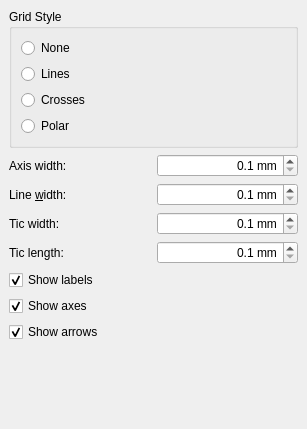
Above: kmplot/settingspagediagram.ui from KDE/kmplot before the change. Below: the same form after it.
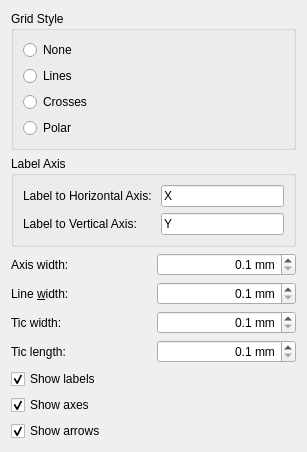
That is the form after the change. Custom widgets are drawn as their Qt base class.

Commit message: Feature: make it possible to change the labels of the coordinates Done by Filipe Saraiva during Akademy-Br, thanks a lot! CCMAIL=filip.saraiva@gmail.com

The edit to the form file:
```diff
--- a/kmplot/settingspagediagram.ui
+++ b/kmplot/settingspagediagram.ui
@@ -12,205 +12,22 @@
   <property name="windowTitle" >
    <string>Diagram</string>
   </property>
-  <layout class="QGridLayout" >
-   <property name="margin" >
-    <number>9</number>
-   </property>
-   <property name="spacing" >
-    <number>6</number>
-   </property>
-   <item row="8" column="0" >
-    <spacer>
-     <property name="orientation" >
-      <enum>Qt::Vertical</enum>
-     </property>
-     <property name="sizeHint" >
-      <size>
-       <width>20</width>
-       <height>40</height>
-      </size>
-     </property>
-    </spacer>
-   </item>
-   <item row="2" column="1" >
-    <widget class="QDoubleSpinBox" name="kcfg_GridLineWidth" >
-     <property name="alignment" >
-      <set>Qt::AlignRight</set>
-     </property>
-     <property name="suffix" >
-      <string> mm</string>
-     </property>
-     <property name="decimals" >
-      <number>1</number>
-     </property>
-     <property name="minimum" >
-      <double>0.1</double>
-     </property>
-     <property name="singleStep" >
-      <double>0.1</double>
-     </property>
-    </widget>
-   </item>
-   <item row="2" column="0" >
-    <widget class="QLabel" name="textLabel5" >
-     <property name="text" >
-      <string>Line &amp;width:</string>
-     </property>
-     <property name="buddy" >
-      <cstring>kcfg_GridLineWidth</cstring>
-     </property>
-    </widget>
-   </item>
-   <item row="4" column="1" >
-    <widget class="QDoubleSpinBox" name="kcfg_TicLength" >
-     <property name="alignment" >
-      <set>Qt::AlignRight</set>
-     </property>
-     <property name="suffix" >
-      <string> mm</string>
-     </property>
-     <property name="decimals" >
-      <number>1</number>
-     </property>
-     <property name="minimum" >
-      <double>0.1</double>
-     </property>
-     <property name="singleStep" >
-      <double>0.1</double>
-     </property>
-    </widget>
-   </item>
-   <item row="3" column="0" >
-    <widget class="QLabel" name="textLabel9" >
-     <property name="text" >
-      <string>Tic width:</string>
-     </property>
-     <property name="buddy" >
-      <cstring>kcfg_TicWidth</cstring>
-     </property>
-    </widget>
-   </item>
-   <item row="4" column="0" >
-    <widget class="QLabel" name="textLabel8_4" >
-     <property name="text" >
-      <string>Tic length:</string>
-     </property>
-     <property name="buddy" >
-      <cstring>kcfg_TicLength</cstring>
-     </property>
-    </widget>
-   </item>
-   <item row="7" column="0" colspan="2" >
-    <widget class="QCheckBox" name="kcfg_ShowArrows" >
-     <property name="toolTip" >
-      <string>visible arrows at the end of the axes</string>
-     </property>
-     <property name="whatsThis" >
-      <string>Check this if the axes should have arrows at their ends.</string>
-     </property>
-     <property name="text" >
-      <string>Show arrows</string>
-     </property>
-     <property name="checked" >
-      <bool>true</bool>
-     </property>
-    </widget>
-   </item>
-   <item row="1" column="1" >
-    <widget class="QDoubleSpinBox" name="kcfg_AxesLineWidth" >
-     <property name="alignment" >
-      <set>Qt::AlignRight</set>
-     </property>
-     <property name="suffix" >
-      <string> mm</string>
-     </property>
-     <property name="decimals" >
-      <number>1</number>
-     </property>
-     <property name="minimum" >
-      <double>0.1</double>
-     </property>
-     <property name="singleStep" >
-      <double>0.1</double>
-     </property>
-    </widget>
-   </item>
-   <item row="6" column="0" colspan="2" >
-    <widget class="QCheckBox" name="kcfg_ShowAxes" >
-     <property name="toolTip" >
-      <string>visible axes</string>
-     </property>
-     <property name="whatsThis" >
-      <string>Check this if the axes should be visible.</string>
-     </property>
-     <property name="text" >
-      <string>Show axes</string>
-     </property>
-     <property name="checked" >
-      <bool>true</bool>
-     </property>
-    </widget>
-   </item>
-   <item row="5" column="0" colspan="2" >
-    <widget class="QCheckBox" name="kcfg_ShowLabel" >
-     <property name="toolTip" >
-      <string>visible tic labels</string>
-     </property>
-     <property name="whatsThis" >
-      <string>Check this if the axes' tics should be labeled.</string>
-     </property>
-     <property name="text" >
-      <string>Show labels</string>
-     </property>
-     <property name="checked" >
-      <bool>true</bool>
-     </property>
-    </widget>
-   </item>
-   <item row="1" column="0" >
-    <widget class="QLabel" name="textLabel7" >
-     <property name="text" >
-      <string>Axis width:</string>
-     </property>
-     <property name="buddy" >
-      <cstring>kcfg_AxesLineWidth</cstring>
-     </property>
-    </widget>
-   </item>
-   <item row="3" column="1" >
-    <widget class="QDoubleSpinBox" name="kcfg_TicWidth" >
-     <property name="alignment" >
-      <set>Qt::AlignRight</set>
-     </property>
-     <property name="suffix" >
-      <string> mm</string>
-     </property>
-     <property name="decimals" >
-      <number>1</number>
-     </property>
-     <property name="minimum" >
-      <double>0.1</double>
-     </property>
-     <property name="singleStep" >
-      <double>0.1</double>
-     </property>
-    </widget>
-   </item>
-   <item row="0" column="0" colspan="2" >
-    <widget class="KButtonGroup" name="kcfg_GridStyle" >
-     <property name="title" >
+  <layout class="QGridLayout" name="gridLayout_2">
+   <item row="0" column="0" colspan="2">
+    <widget class="KButtonGroup" name="kcfg_GridStyle">
+     <property name="title">
       <string>Grid Style</string>
      </property>
-     <layout class="QVBoxLayout" >
-      <property name="margin" >
-       <number>9</number>
-      </property>
-      <property name="spacing" >
+     <layout class="QVBoxLayout">
+      <property name="spacing">
        <number>6</number>
       </property>
+      <property name="margin">
+       <number>9</number>
+      </property>
       <item>
-       <widget class="QRadioButton" name="radioButton11" >
-        <property name="whatsThis" >
+       <widget class="QRadioButton" name="radioButton11">
+        <property name="whatsThis">
          <string>No Grid will be plotted.</string>
         </property>
         <property name="text" >
@@ -219,8 +36,8 @@
        </widget>
       </item>
       <item>
-       <widget class="QRadioButton" name="radioButton12" >
-        <property name="whatsThis" >
+       <widget class="QRadioButton" name="radioButton12">
+        <property name="whatsThis">
          <string>A line for every tic.</string>
         </property>
         <property name="text" >
@@ -229,8 +46,8 @@
        </widget>
       </item>
       <item>
-       <widget class="QRadioButton" name="radioButton13" >
-        <property name="whatsThis" >
+       <widget class="QRadioButton" name="radioButton13">
+        <property name="whatsThis">
          <string>Only little crosses in the plot area.</string>
         </property>
         <property name="text" >
@@ -239,8 +56,8 @@
        </widget>
       </item>
       <item>
-       <widget class="QRadioButton" name="radioButton14" >
-        <property name="whatsThis" >
+       <widget class="QRadioButton" name="radioButton14">
+        <property name="whatsThis">
          <string>Circles around the Origin.</string>
         </property>
         <property name="text" >
@@ -251,6 +68,220 @@
      </layout>
     </widget>
    </item>
+   <item row="1" column="0" colspan="2">
+    <widget class="QGroupBox" name="groupBox">
+     <property name="title">
+      <string>Label Axis</string>
+     </property>
+     <layout class="QGridLayout" name="gridLayout">
+      <item row="0" column="0">
+       <widget class="QLabel" name="label">
+        <property name="text">
+         <string>Label to Horizontal Axis: </string>
+        </property>
+       </widget>
+      </item>
+      <item row="0" column="1">
+       <widget class="QLineEdit" name="kcfg_LabelHorizontalAxis">
+        <property name="text">
+         <string>X</string>
+        </property>
+       </widget>
+      </item>
+      <item row="1" column="0">
+       <widget class="QLabel" name="label_2">
+        <property name="text">
+         <string>Label to Vertical Axis:</string>
+        </property>
+       </widget>
+      </item>
+      <item row="1" column="1">
+       <widget class="QLineEdit" name="kcfg_LabelVerticalAxis">
+        <property name="text">
+         <string>Y</string>
+        </property>
+       </widget>
+      </item>
+     </layout>
+    </widget>
+   </item>
+   <item row="2" column="0">
+    <widget class="QLabel" name="textLabel7">
+     <property name="text">
+      <string>Axis width:</string>
+     </property>
+     <property name="buddy">
+      <cstring>kcfg_AxesLineWidth</cstring>
+     </property>
+    </widget>
+   </item>
+   <item row="2" column="1">
+    <widget class="QDoubleSpinBox" name="kcfg_AxesLineWidth">
+     <property name="alignment">
+      <set>Qt::AlignRight</set>
+     </property>
+     <property name="suffix">
+      <string> mm</string>
+     </property>
+     <property name="decimals">
+      <number>1</number>
+     </property>
+     <property name="minimum">
+      <double>0.100000000000000</double>
+     </property>
+     <property name="singleStep">
+      <double>0.100000000000000</double>
+     </property>
+    </widget>
+   </item>
+   <item row="3" column="0">
+    <widget class="QLabel" name="textLabel5">
+     <property name="text">
+      <string>Line &amp;width:</string>
+     </property>
+     <property name="buddy">
+      <cstring>kcfg_GridLineWidth</cstring>
+     </property>
+    </widget>
+   </item>
+   <item row="3" column="1">
+    <widget class="QDoubleSpinBox" name="kcfg_GridLineWidth">
+     <property name="alignment">
+      <set>Qt::AlignRight</set>
+     </property>
+     <property name="suffix">
+      <string> mm</string>
+     </property>
+     <property name="decimals">
+      <number>1</number>
+     </property>
+     <property name="minimum">
+      <double>0.100000000000000</double>
+     </property>
+     <property name="singleStep">
+      <double>0.100000000000000</double>
+     </property>
+    </widget>
+   </item>
+   <item row="4" column="0">
+    <widget class="QLabel" name="textLabel9">
+     <property name="text">
+      <string>Tic width:</string>
+     </property>
+     <property name="buddy">
+      <cstring>kcfg_TicWidth</cstring>
+     </property>
+    </widget>
+   </item>
+   <item row="4" column="1">
+    <widget class="QDoubleSpinBox" name="kcfg_TicWidth">
+     <property name="alignment">
+      <set>Qt::AlignRight</set>
+     </property>
+     <property name="suffix">
+      <string> mm</string>
+     </property>
+     <property name="decimals">
+      <number>1</number>
+     </property>
+     <property name="minimum">
+      <double>0.100000000000000</double>
+     </property>
+     <property name="singleStep">
+      <double>0.100000000000000</double>
+     </property>
+    </widget>
+   </item>
+   <item row="5" column="0">
+    <widget class="QLabel" name="textLabel8_4">
+     <property name="text">
+      <string>Tic length:</string>
+     </property>
+     <property name="buddy">
+      <cstring>kcfg_TicLength</cstring>
+     </property>
+    </widget>
+   </item>
+   <item row="5" column="1">
+    <widget class="QDoubleSpinBox" name="kcfg_TicLength">
+     <property name="alignment">
+      <set>Qt::AlignRight</set>
+     </property>
+     <property name="suffix">
+      <string> mm</string>
+     </property>
+     <property name="decimals">
+      <number>1</number>
+     </property>
+     <property name="minimum">
+      <double>0.100000000000000</double>
+     </property>
+     <property name="singleStep">
+      <double>0.100000000000000</double>
+     </property>
+    </widget>
+   </item>
+   <item row="6" column="0">
+    <widget class="QCheckBox" name="kcfg_ShowLabel">
+     <property name="toolTip">
+      <string>visible tic labels</string>
+     </property>
+     <property name="whatsThis">
+      <string>Check this if the axes' tics should be labeled.</string>
+     </property>
+     <property name="text">
+      <string>Show labels</string>
+     </property>
+     <property name="checked">
+      <bool>true</bool>
+     </property>
+    </widget>
+   </item>
+   <item row="7" column="0">
+    <widget class="QCheckBox" name="kcfg_ShowAxes">
+     <property name="toolTip">
+      <string>visible axes</string>
+     </property>
+     <property name="whatsThis">
+      <string>Check this if the axes should be visible.</string>
+     </property>
+     <property name="text">
+      <string>Show axes</string>
+     </property>
+     <property name="checked">
+      <bool>true</bool>
+     </property>
+    </widget>
+   </item>
+   <item row="8" column="0">
+    <widget class="QCheckBox" name="kcfg_ShowArrows">
+     <property name="toolTip">
+      <string>visible arrows at the end of the axes</string>
+     </property>
+     <property name="whatsThis">
+      <string>Check this if the axes should have arrows at their ends.</string>
+     </property>
+     <property name="text">
+      <string>Show arrows</string>
+     </property>
+     <property name="checked">
+      <bool>true</bool>
+     </property>
+    </widget>
+   </item>
+   <item row="9" column="0">
+    <spacer>
+     <property name="orientation">
+      <enum>Qt::Vertical</enum>
+     </property>
+     <property name="sizeHint" stdset="0">
+      <size>
+       <width>20</width>
+       <height>40</height>
+      </size>
+     </property>
+    </spacer>
+   </item>
   </layout>
  </widget>
  <customwidgets>
```
Left out of the diff: 17 changed lines with no effect on the pictures. The commit also changes 5 other files.
